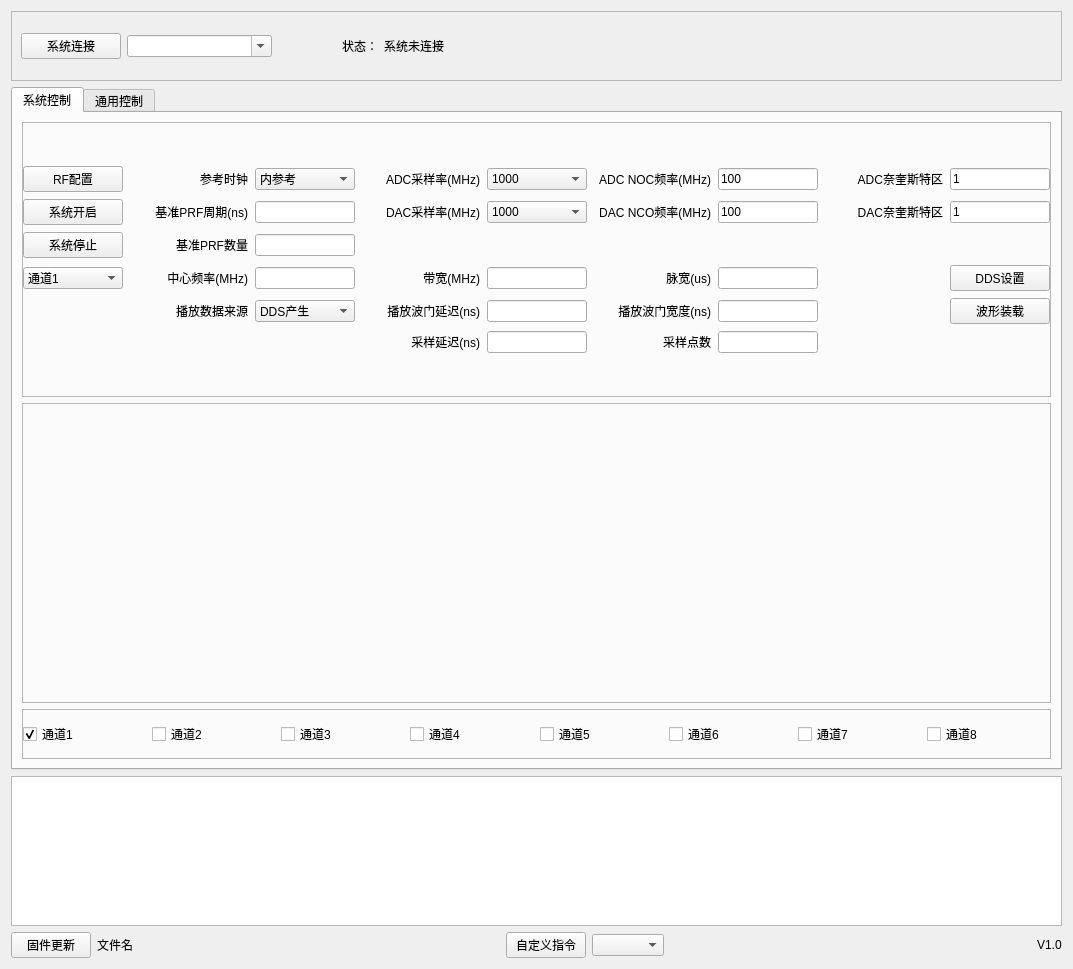
The window that ui/CTYui.ui (sunningxiao/RFSdemo) describes before a commit, drawn with Qt 5.
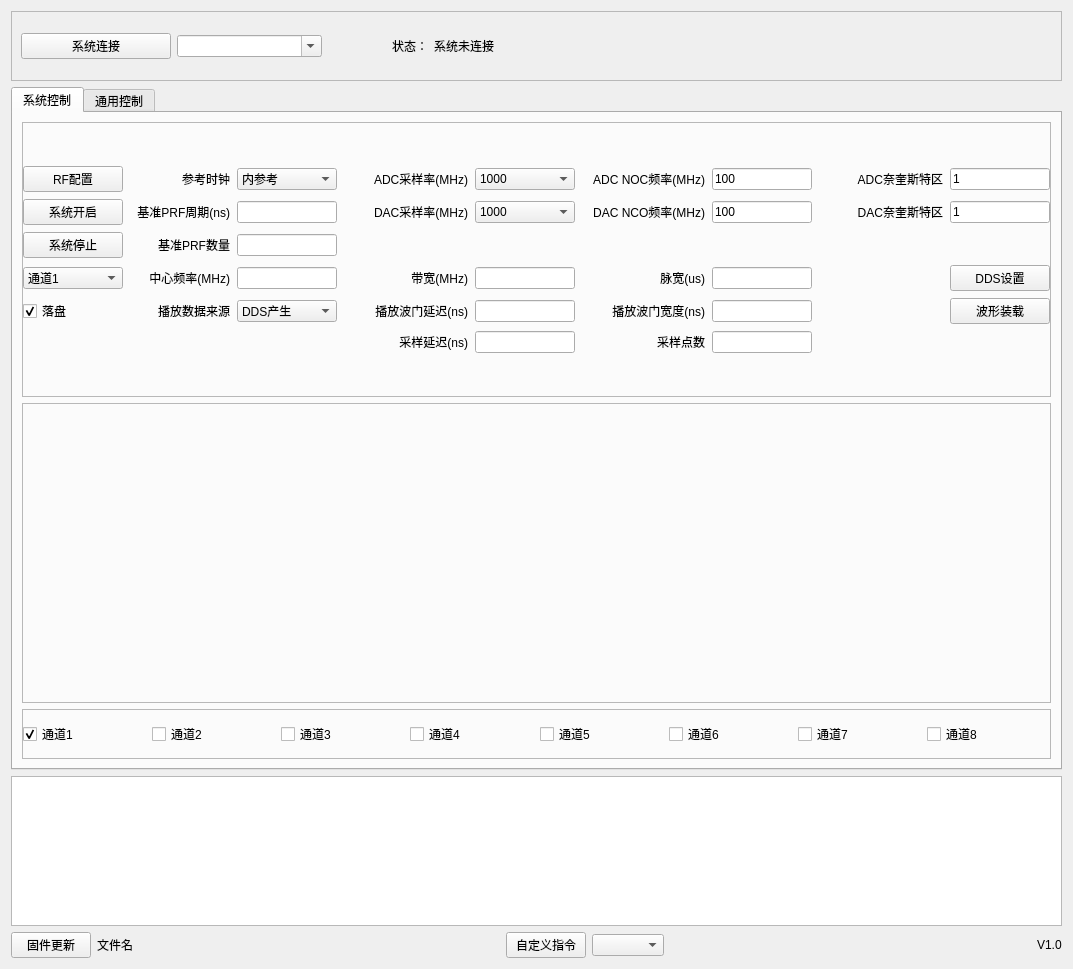
The same window after the commit.

Commit message: 扫描完成后设置默认板卡

```diff
--- a/ui/CTYui.ui
+++ b/ui/CTYui.ui
@@ -75,7 +75,7 @@
            <widget class="QPushButton" name="btn_connect">
             <property name="minimumSize">
              <size>
-              <width>100</width>
+              <width>150</width>
               <height>0</height>
              </size>
             </property>
@@ -568,7 +568,7 @@
                   </property>
                   <property name="maximumSize">
                    <size>
-                    <width>16777215</width>
+                    <width>100</width>
                     <height>16777215</height>
                    </size>
                   </property>
@@ -1053,6 +1053,16 @@
                   </property>
                  </widget>
                 </item>
+                <item row="4" column="0">
+                 <widget class="QCheckBox" name="chk_write_file">
+                  <property name="text">
+                   <string>落盘</string>
+                  </property>
+                  <property name="checked">
+                   <bool>true</bool>
+                  </property>
+                 </widget>
+                </item>
                </layout>
               </item>
              </layout>
```
The commit also changes 1 other file.
